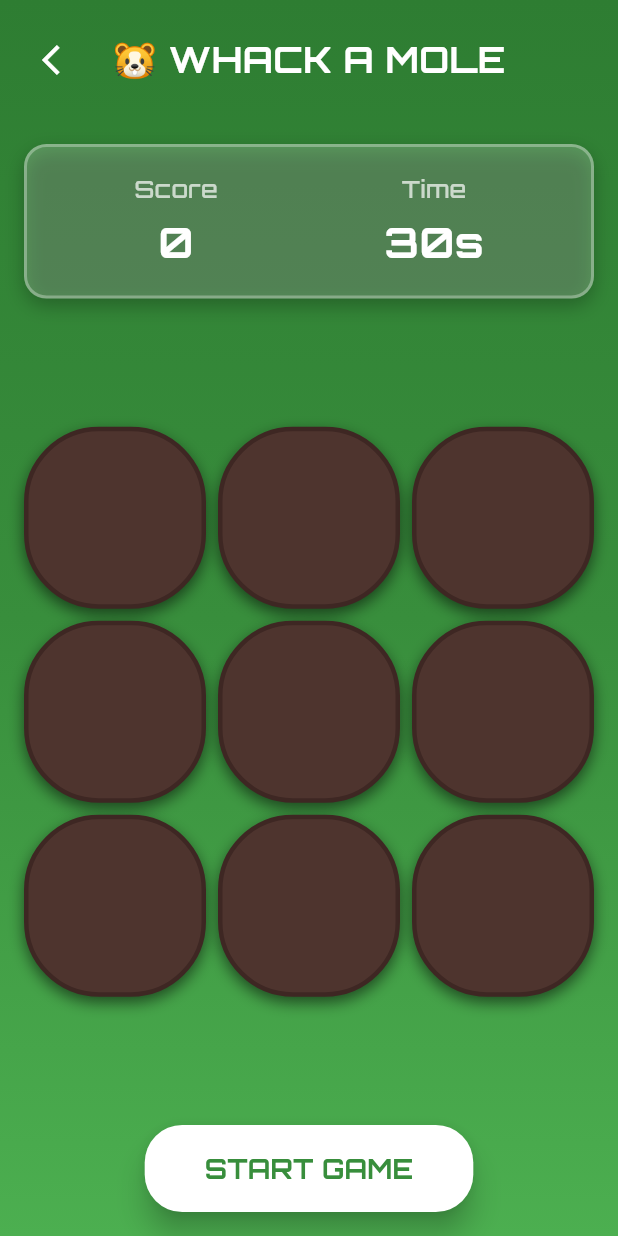
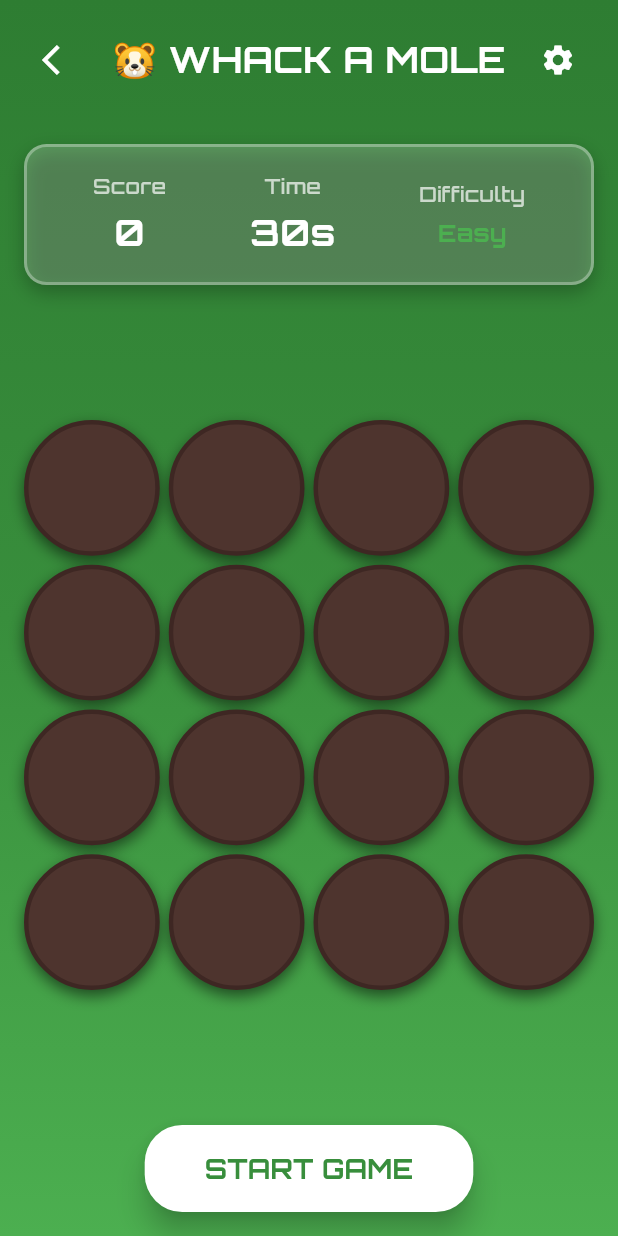
Before and after one commit to Sandeepsahu70/whack_a_mole_game, a Flutter app: the screen it shows after launch, after a tap on "Whack A Mole", on a phone screen of 412 x 824 dp. Run offline on Flutter 3.47's test engine with Material 3 defaults, Android fonts, the phone set to English and light mode, and no system bars; our stand-ins replace get, google_fonts, shared_preferences; missing offline and left inert: flame_audio.

Commit message:
level hard

```diff
--- a/lib/controllers/whack_a_mole_controller.dart
+++ b/lib/controllers/whack_a_mole_controller.dart
@@ -3,6 +3,8 @@
 import 'package:flutter/material.dart';
 import 'package:get/get.dart';
 import 'package:flame_audio/flame_audio.dart';
+
+enum DifficultyLevel { easy, medium, hard, expert }
 
 class WhackAMoleController extends GetxController {
   // Game state
@@ -11,6 +13,7 @@
   final RxBool isGameActive = false.obs;
   final RxInt activeMoleIndex = (-1).obs; // -1 means no mole visible
   final RxBool isMoleVisible = false.obs;
+  final Rx<DifficultyLevel> currentDifficulty = DifficultyLevel.easy.obs;
 
   // Timers
   Timer? _gameTimer;
@@ -18,8 +21,35 @@
 
   // Constants
   static const int gameDuration = 30;
-  static const int moleInterval = 1;
-  static const int totalHoles = 9;
+  static const int totalHoles = 16; // Changed to 4x4 grid
+
+  // Difficulty settings
+  Map<DifficultyLevel, Map<String, dynamic>> get difficultySettings => {
+        DifficultyLevel.easy: {
+          'moleInterval': 1500, // 1.5 seconds
+          'moleVisibleTime': 1200, // 1.2 seconds
+          'name': 'Easy',
+          'color': Colors.green,
+        },
+        DifficultyLevel.medium: {
+          'moleInterval': 1000, // 1 second
+          'moleVisibleTime': 900, // 0.9 seconds
+          'name': 'Medium',
+          'color': Colors.orange,
+        },
+        DifficultyLevel.hard: {
+          'moleInterval': 700, // 0.7 seconds
+          'moleVisibleTime': 600, // 0.6 seconds
+          'name': 'Hard',
+          'color': Colors.red,
+        },
+        DifficultyLevel.expert: {
+          'moleInterval': 500, // 0.5 seconds
+          'moleVisibleTime': 400, // 0.4 seconds
+          'name': 'Expert',
+          'color': Colors.purple,
+        },
+      };
 
   @override
   void onInit() {
@@ -55,7 +85,10 @@
   }
 
   void _startMoleTimer() {
-    _moleTimer = Timer.periodic(const Duration(seconds: moleInterval), (timer) {
+    final settings = difficultySettings[currentDifficulty.value]!;
+    final interval = settings['moleInterval'] as int;
+
+    _moleTimer = Timer.periodic(Duration(milliseconds: interval), (timer) {
       if (isGameActive.value) {
         _showRandomMole();
       }
@@ -75,6 +108,16 @@
     final random = Random();
     activeMoleIndex.value = random.nextInt(totalHoles);
     isMoleVisible.value = true;
+
+    // Auto-hide mole after visible time based on difficulty
+    final settings = difficultySettings[currentDifficulty.value]!;
+    final visibleTime = settings['moleVisibleTime'] as int;
+
+    Timer(Duration(milliseconds: visibleTime), () {
+      if (activeMoleIndex.value != -1 && isMoleVisible.value) {
+        hideMole();
+      }
+    });
   }
 
   void hideMole() {
@@ -150,9 +193,23 @@
           '🎮 Game Over!',
           style: TextStyle(color: Colors.white),
         ),
-        content: Text(
-          'Final Score: ${score.value}',
-          style: const TextStyle(color: Colors.white70),
+        content: Column(
+          mainAxisSize: MainAxisSize.min,
+          children: [
+            Text(
+              'Final Score: ${score.value}',
+              style: const TextStyle(color: Colors.white70, fontSize: 18),
+            ),
+            const SizedBox(height: 8),
+            Text(
+              'Difficulty: ${difficultySettings[currentDifficulty.value]!['name']}',
+              style: TextStyle(
+                color: difficultySettings[currentDifficulty.value]!['color'],
+                fontSize: 16,
+                fontWeight: FontWeight.bold,
+              ),
+            ),
+          ],
         ),
         actions: [
           TextButton(
@@ -186,4 +243,15 @@
       barrierDismissible: false,
     );
   }
+
+  void changeDifficulty(DifficultyLevel newDifficulty) {
+    if (!isGameActive.value) {
+      currentDifficulty.value = newDifficulty;
+    }
+  }
+
+  String get difficultyName =>
+      difficultySettings[currentDifficulty.value]!['name'];
+  Color get difficultyColor =>
+      difficultySettings[currentDifficulty.value]!['color'];
 }
--- a/lib/screens/whack_a_mole_screen.dart
+++ b/lib/screens/whack_a_mole_screen.dart
@@ -61,7 +61,14 @@
               textAlign: TextAlign.center,
             ),
           ),
-          const SizedBox(width: 48), // Balance the back button
+          IconButton(
+            onPressed: () => _showDifficultyDialog(),
+            icon: const Icon(
+              Icons.settings,
+              color: Colors.white,
+              size: 24,
+            ),
+          ),
         ],
       ),
     );
@@ -108,18 +115,20 @@
           Obx(() => _buildStatItem('Score', '${gameController.score.value}')),
           Obx(() =>
               _buildStatItem('Time', '${gameController.timeLeft.value}s')),
+          Obx(() => _buildStatItem('Difficulty', gameController.difficultyName,
+              gameController.difficultyColor)),
         ],
       ),
     );
   }
 
-  Widget _buildStatItem(String label, String value) {
+  Widget _buildStatItem(String label, String value, [Color? valueColor]) {
     return Column(
       children: [
         Text(
           label,
           style: GoogleFonts.orbitron(
-            fontSize: 16,
+            fontSize: 14,
             color: Colors.white70,
             fontWeight: FontWeight.w500,
           ),
@@ -128,9 +137,9 @@
         Text(
           value,
           style: GoogleFonts.orbitron(
-            fontSize: 28,
+            fontSize: label == 'Difficulty' ? 16 : 24,
             fontWeight: FontWeight.bold,
-            color: Colors.white,
+            color: valueColor ?? Colors.white,
           ),
         ),
       ],
@@ -151,11 +160,11 @@
             child: GridView.builder(
               physics: const NeverScrollableScrollPhysics(),
               gridDelegate: const SliverGridDelegateWithFixedCrossAxisCount(
-                crossAxisCount: 3,
-                crossAxisSpacing: 8,
-                mainAxisSpacing: 8,
+                crossAxisCount: 4, // Changed to 4x4 grid
+                crossAxisSpacing: 6,
+                mainAxisSpacing: 6,
               ),
-              itemCount: 9,
+              itemCount: 16, // Changed to 16 holes
               itemBuilder: (context, index) {
                 return _buildHole(index, gameController);
               },
@@ -252,4 +261,120 @@
       );
     });
   }
+
+  void _showDifficultyDialog() {
+    final gameController = Get.find<WhackAMoleController>();
+
+    if (gameController.isGameActive.value) {
+      Get.snackbar(
+        'Game Active',
+        'Cannot change difficulty during game',
+        backgroundColor: Colors.red.withOpacity(0.8),
+        colorText: Colors.white,
+        duration: const Duration(seconds: 2),
+      );
+      return;
+    }
+
+    Get.dialog(
+      AlertDialog(
+        backgroundColor: const Color(0xFF1A1A2E),
+        shape: RoundedRectangleBorder(
+          borderRadius: BorderRadius.circular(20),
+        ),
+        title: Text(
+          '⚙️ Select Difficulty',
+          style: GoogleFonts.orbitron(
+            color: Colors.white,
+            fontWeight: FontWeight.bold,
+          ),
+        ),
+        content: Column(
+          mainAxisSize: MainAxisSize.min,
+          children: DifficultyLevel.values.map((difficulty) {
+            final settings = gameController.difficultySettings[difficulty]!;
+            final isSelected =
+                gameController.currentDifficulty.value == difficulty;
+
+            return Container(
+              margin: const EdgeInsets.symmetric(vertical: 4),
+              child: ListTile(
+                shape: RoundedRectangleBorder(
+                  borderRadius: BorderRadius.circular(10),
+                  side: BorderSide(
+                    color: isSelected ? settings['color'] : Colors.transparent,
+                    width: 2,
+                  ),
+                ),
+                tileColor: isSelected
+                    ? settings['color'].withOpacity(0.2)
+                    : Colors.white.withOpacity(0.1),
+                leading: Icon(
+                  _getDifficultyIcon(difficulty),
+                  color: settings['color'],
+                  size: 24,
+                ),
+                title: Text(
+                  settings['name'],
+                  style: GoogleFonts.orbitron(
+                    color: Colors.white,
+                    fontWeight: FontWeight.bold,
+                  ),
+                ),
+                subtitle: Text(
+                  _getDifficultyDescription(difficulty),
+                  style: GoogleFonts.orbitron(
+                    color: Colors.white70,
+                    fontSize: 12,
+                  ),
+                ),
+                onTap: () {
+                  gameController.changeDifficulty(difficulty);
+                  Get.back();
+                },
+              ),
+            );
+          }).toList(),
+        ),
+        actions: [
+          TextButton(
+            onPressed: () => Get.back(),
+            child: Text(
+              'Cancel',
+              style: GoogleFonts.orbitron(
+                color: Colors.white,
+                fontWeight: FontWeight.bold,
+              ),
+            ),
+          ),
+        ],
+      ),
+    );
+  }
+
+  IconData _getDifficultyIcon(DifficultyLevel difficulty) {
+    switch (difficulty) {
+      case DifficultyLevel.easy:
+        return Icons.sentiment_satisfied;
+      case DifficultyLevel.medium:
+        return Icons.sentiment_neutral;
+      case DifficultyLevel.hard:
+        return Icons.sentiment_dissatisfied;
+      case DifficultyLevel.expert:
+        return Icons.whatshot;
+    }
+  }
+
+  String _getDifficultyDescription(DifficultyLevel difficulty) {
+    switch (difficulty) {
+      case DifficultyLevel.easy:
+        return 'Slow moles, perfect for beginners';
+      case DifficultyLevel.medium:
+        return 'Moderate speed, good challenge';
+      case DifficultyLevel.hard:
+        return 'Fast moles, test your reflexes';
+      case DifficultyLevel.expert:
+        return 'Lightning fast, for experts only!';
+    }
+  }
 }
```
